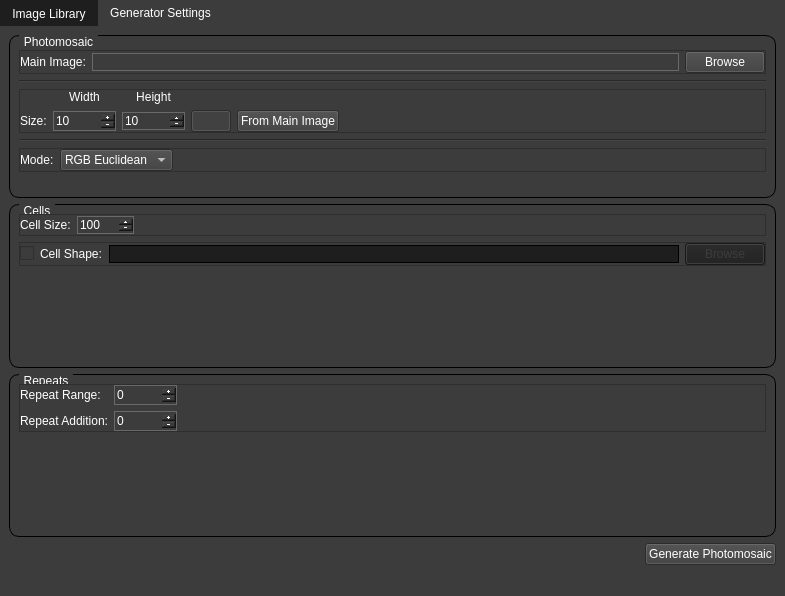
MorganGrundy/MosaicMagnifique, file mainwindow.ui: the form before one commit.
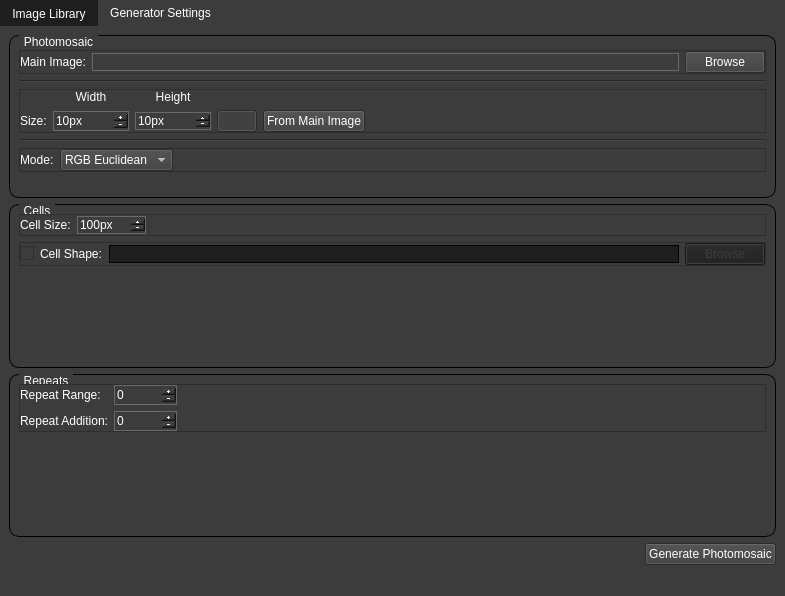
The form after the commit. Icons and pictures are not drawn.

Patch:
```diff
--- a/mainwindow.ui
+++ b/mainwindow.ui
@@ -552,7 +552,7 @@
                  <bool>false</bool>
                 </property>
                 <property name="suffix">
-                 <string/>
+                 <string>px</string>
                 </property>
                 <property name="prefix">
                  <string/>
@@ -597,6 +597,9 @@
                 <property name="buttonSymbols">
                  <enum>QAbstractSpinBox::PlusMinus</enum>
                 </property>
+                <property name="suffix">
+                 <string>px</string>
+                </property>
                 <property name="prefix">
                  <string/>
                 </property>
@@ -782,7 +785,7 @@
                  <string/>
                 </property>
                 <property name="suffix">
-                 <string/>
+                 <string>px</string>
                 </property>
                 <property name="minimum">
                  <number>10</number>
```
Left out of the diff: 2 changed lines with no effect on the pictures.
